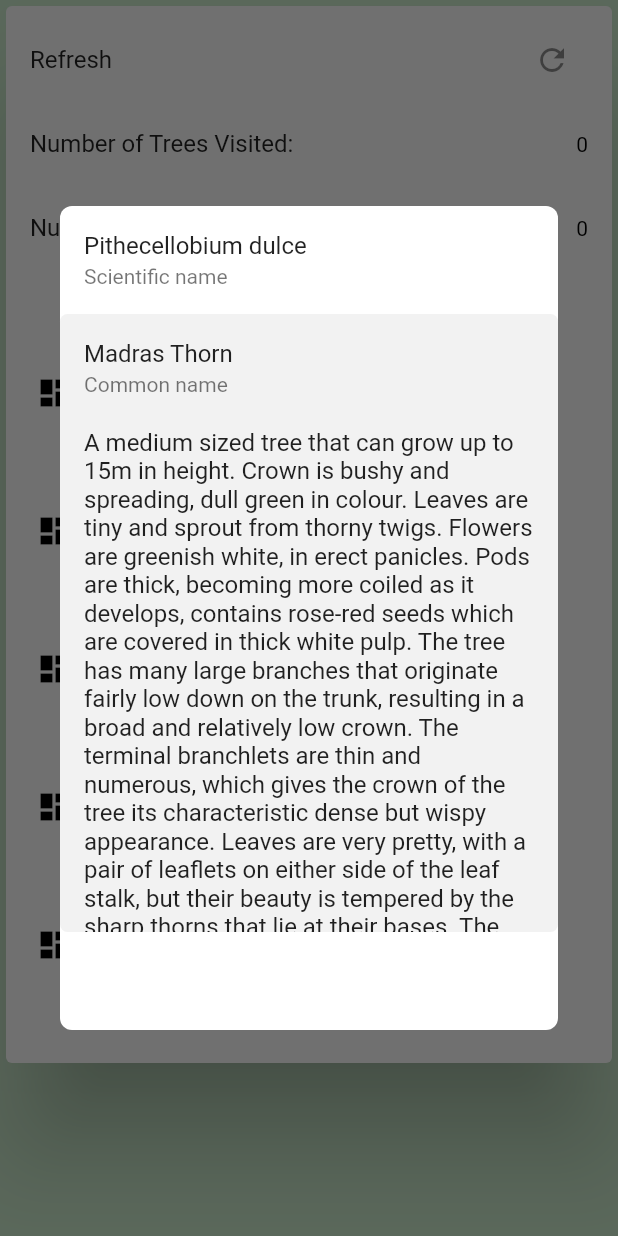
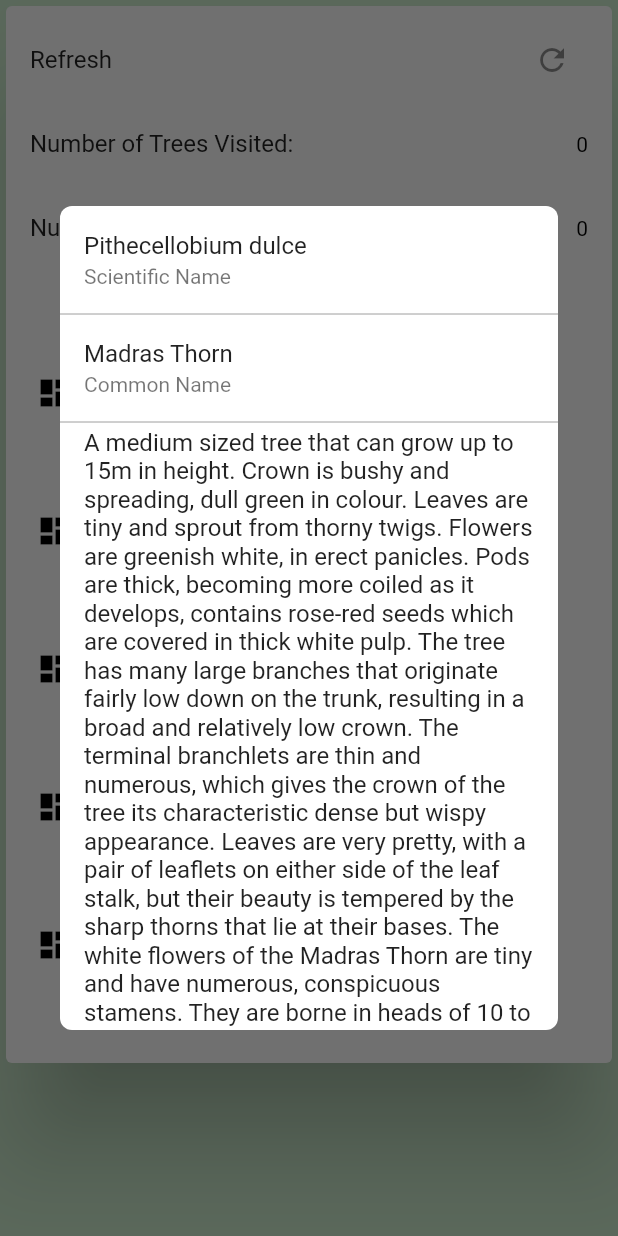
Before and after one commit to EugeneTeu/trees-secure, a Flutter app: the AdoptedTrees widget shown alone on an empty page, opened directly, scrolled down 1728 dp, after a tap on the "keyboard arrow right" icon, on a phone screen of 412 x 824 dp. Run offline on Flutter 3.47's test engine with Material 2 defaults, Android fonts, the phone set to English and light mode, and no system bars; our stand-ins replace cloud_firestore, firebase_auth, flutter_map, flutter_spinkit, google_maps_flutter, latlong and 2 more; missing offline and left inert: dart:ffi, stripe_payment; accounts and stored records are empty; generated files the repository leaves out were written again; project files that could hold a hidden picture were left out.

Commit message:
Add dialog to map

```diff
--- a/lib/screens/adopted_trees/adopted_trees.dart
+++ b/lib/screens/adopted_trees/adopted_trees.dart
@@ -57,16 +57,20 @@ class _AdoptedTreesState extends State<AdoptedTrees>
 
   void _showTreeDialog(BuildContext context, Tree tree) {
     showDialog(
-        context: context,
-        builder: (context) {
-          return Dialog(
-              shape: RoundedRectangleBorder(
-                borderRadius: BorderRadius.circular(8.0),
-              ),
-              elevation: 0.0,
-              backgroundColor: Colors.transparent,
-              child: TreeView(tree));
-        });
+      context: context,
+      builder: (_) {
+        return Theme(
+          data: Theme.of(context),
+          child: Dialog(
+            shape: RoundedRectangleBorder(
+              borderRadius: BorderRadius.circular(8.0),
+            ),
+            elevation: 0.0,
+            child: TreeView(tree),
+          ),
+        );
+      },
+    );
   }
 
   @override
--- a/lib/screens/discover_trees/discover_trees_map.dart
+++ b/lib/screens/discover_trees/discover_trees_map.dart
@@ -43,6 +43,19 @@ class _DiscoverTreesMapState extends State<DiscoverTreesMap> {
           infoWindow: InfoWindow(
             title: tree.commonName,
             snippet: 'Tap for more information',
+            onTap: () {
+              showDialog(
+                context: context,
+                builder: (BuildContext _) {
+                  return Theme(
+                    data: Theme.of(context),
+                    child: Dialog(
+                      child: TreeView(tree),
+                    ),
+                  );
+                },
+              );
+            },
           ),
         ),
       );
--- a/lib/screens/tree_view/tree_view.dart
+++ b/lib/screens/tree_view/tree_view.dart
@@ -1,51 +1,26 @@
-import 'dart:math';
 import 'package:flutter/material.dart';
 import 'package:tree_secure/models/tree.dart';
 
-class TreeView extends StatefulWidget {
+class TreeView extends StatelessWidget {
   TreeView(this.tree);
 
   final Tree tree;
-  @override
-  _TreeViewState createState() => _TreeViewState();
-}
-
-class _TreeViewState extends State<TreeView> {
-  Tree tree;
-
-  @override
-  void initState() {
-    super.initState();
-    this.tree = widget.tree;
-  }
 
   @override
   Widget build(BuildContext context) {
-    var r = Random();
-    var fgColor = Color(0xfff2f2f2);
-    double lineHeight = 16;
     return Container(
       height: MediaQuery.of(context).size.height / 3 * 2,
-      decoration: BoxDecoration(
-        borderRadius: BorderRadius.circular(8.0),
-        color: Colors.white,
-      ),
-      child: Column(
-        children: <Widget>[
+      child: ListView(
+        children: ListTile.divideTiles(
+          context: context,
+          tiles: [
             ListTile(
               title: Text(tree.scientificName),
-            subtitle: Text("Scientific name"),
+              subtitle: Text("Scientific Name"),
             ),
-          Container(
-            height: MediaQuery.of(context).size.height / 10 * 5,
-            decoration: BoxDecoration(
-                borderRadius: BorderRadius.circular(5), color: fgColor),
-            child: ListView(
-              physics: AlwaysScrollableScrollPhysics(),
-              children: <Widget>[
             ListTile(
               title: Text(tree.commonName),
-                  subtitle: Text("Common name"),
+              subtitle: Text("Common Name"),
             ),
             ListTile(
               title: Text(tree.description),
@@ -61,13 +36,10 @@ class _TreeViewState extends State<TreeView> {
             ),
             ListTile(
               title: Text(tree.location),
-                  subtitle: Text("location"),
-                ),
-                ListTile()
-              ],
-            ),
+              subtitle: Text("Location Description"),
             ),
           ],
+        ).toList(),
       ),
     );
   }
--- a/lib/themes/theme.dart
+++ b/lib/themes/theme.dart
@@ -37,7 +37,7 @@ ThemeData buildDarkTheme() {
     primaryColorDark: Colors.green[500],
     accentColor: Colors.green[400],
     scaffoldBackgroundColor: Colors.black,
-    dialogBackgroundColor: Colors.black,
+    dialogBackgroundColor: Colors.grey[900],
     textTheme: TextTheme(
       body1: TextStyle(
         color: Colors.white,
```
Lines whose indentation alone changed are shown as unchanged.
